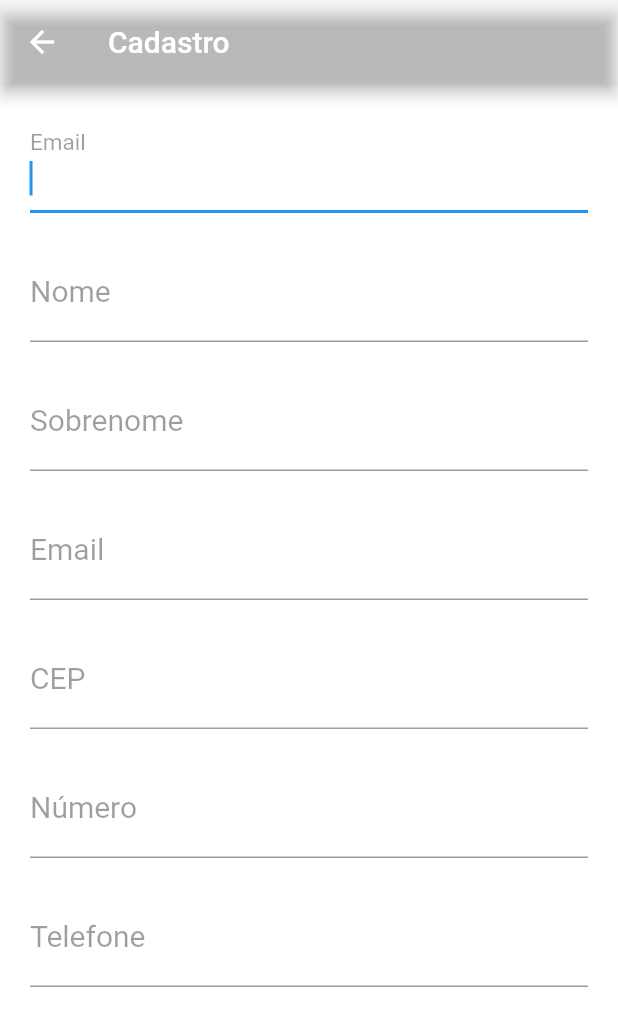
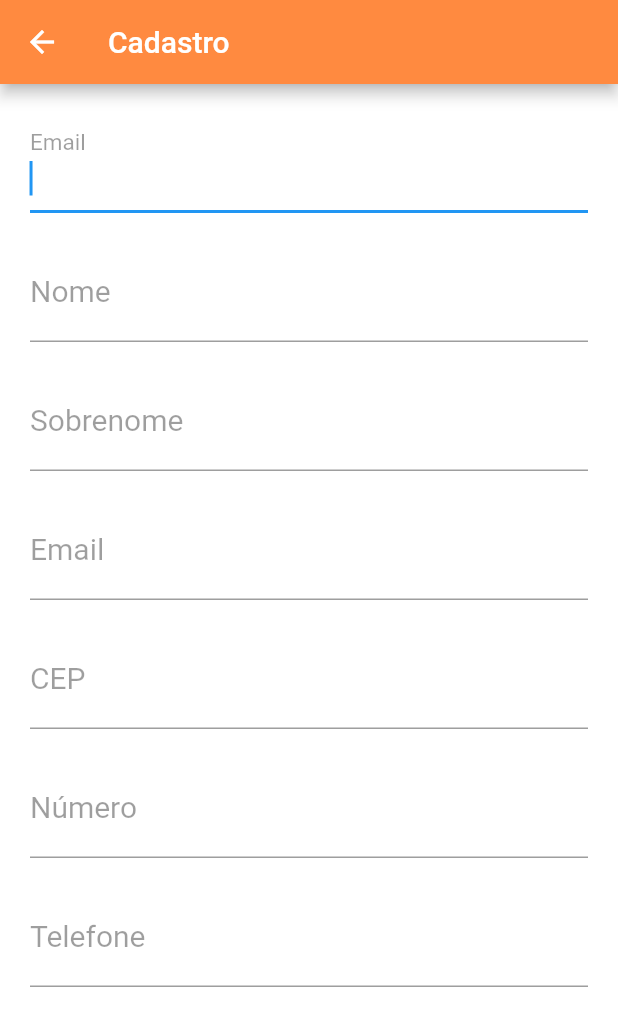
Before and after one commit to Brannlima/Role, a Flutter app: the screen it shows after launch, after a tap on "Cadastre-se", on a phone screen of 412 x 824 dp. Shown: the top 1026 px of the screen. Run offline on Flutter 3.47's test engine with Material 2 defaults, Android fonts, the phone set to English and light mode, and no system bars.

```diff
--- a/lib/Cadastro/cadastro.dart
+++ b/lib/Cadastro/cadastro.dart
@@ -8,7 +8,6 @@ class Cadastro extends StatelessWidget {
         iconTheme: IconThemeData(
           color: Colors.white,
         ),
-        backgroundColor: Color(0xfffff),
         title: Text(
           "Cadastro",
           style: TextStyle(
--- a/lib/Home/home.dart
+++ b/lib/Home/home.dart
@@ -14,7 +14,6 @@ class _HomeState extends State<Home> {
         iconTheme: IconThemeData(
           color: Colors.white,
         ),
-        backgroundColor: Color(0xFFFC7801),
         title: Text(
           "Bem Vindo ao Rolê",
           style: TextStyle(
@@ -268,7 +267,7 @@ class _HomeState extends State<Home> {
           );
         },
         child: Icon(Icons.add_box),
-        backgroundColor: Color(0xFFFC7801),
+        backgroundColor: Color(0xFFFDB565D),
       ),
     );
   }
--- /dev/null
+++ b/lib/main.dart
@@ -0,0 +1,19 @@
+import 'package:flutter/material.dart';
+
+import 'Login/login-page.dart';
+
+void main() {
+  runApp(MyApp());
+}
+
+class MyApp extends StatelessWidget {
+  @override
+  Widget build(BuildContext context) {
+    return MaterialApp(
+      debugShowCheckedModeBanner: false,
+      title: 'Rolê',
+      theme: ThemeData(primaryColor: Color(0xFFFFF8A40)),
+      home: LoginPage(),
+    );
+  }
+}
--- a/pubspec.yaml
+++ b/pubspec.yaml
@@ -23,7 +23,8 @@ environment:
 dependencies:
   flutter:
     sdk: flutter
-
+  firebase_core: ^0.2.5  # add dependency for Firebase Core
+  firebase_analytics: ^1.0.4  # add dependency for Google Analytics for Firebase
 
   # The following adds the Cupertino Icons font to your application.
   # Use with the CupertinoIcons class for iOS style icons.
```
Also changed, not shown: package-lock.json (added), pubspec.lock, 4 other files.
